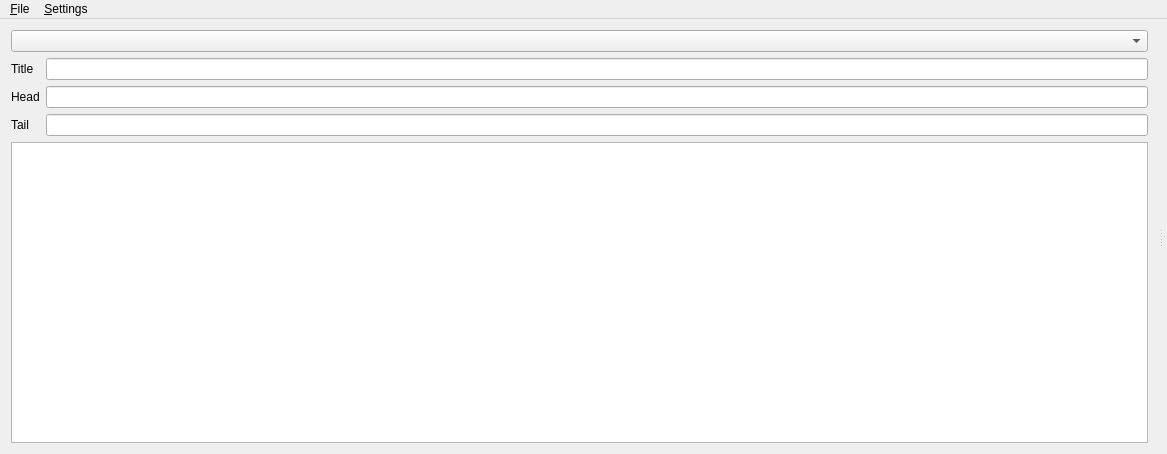
Jurchos/books-tools, file src/home/tool/flifaqer/MainWindow.ui: the form before one commit.
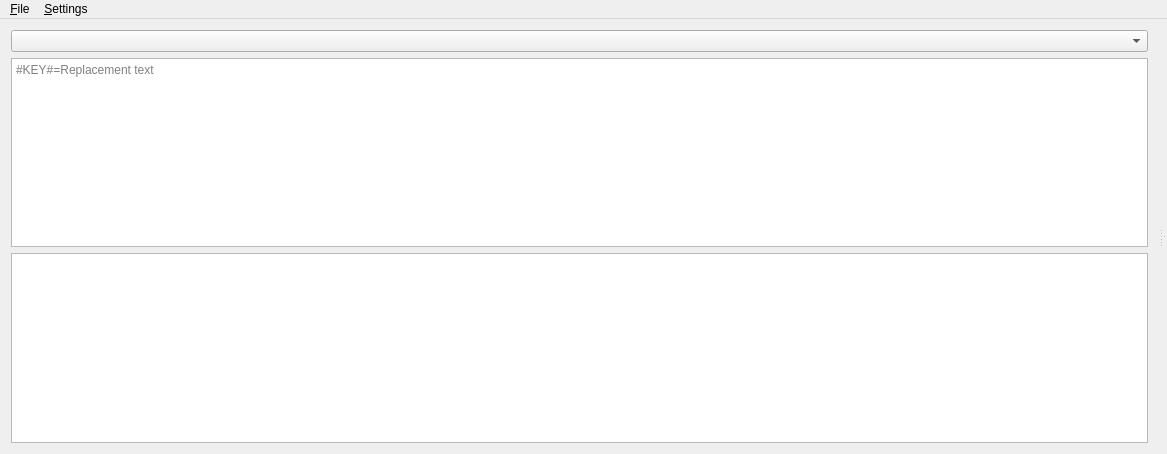
The form after the commit.

What changed in the file:
```diff
--- a/src/home/tool/flifaqer/MainWindow.ui
+++ b/src/home/tool/flifaqer/MainWindow.ui
@@ -29,44 +29,29 @@
       <property name="orientation">
        <enum>Qt::Orientation::Horizontal</enum>
       </property>
-      <widget class="QWidget" name="">
+      <widget class="QWidget" name="layoutWidget">
        <layout class="QVBoxLayout" name="_2">
         <item>
          <widget class="QComboBox" name="language"/>
         </item>
         <item>
-         <layout class="QFormLayout" name="formLayout">
-          <item row="0" column="0">
-           <widget class="QLabel" name="labelTitle">
-            <property name="text">
-             <string>Title</string>
-            </property>
-           </widget>
-          </item>
-          <item row="0" column="1">
-           <widget class="QLineEdit" name="title"/>
-          </item>
-          <item row="1" column="0">
-           <widget class="QLabel" name="labelHead">
-            <property name="text">
-             <string>Head</string>
-            </property>
-           </widget>
-          </item>
-          <item row="1" column="1">
-           <widget class="QLineEdit" name="head"/>
-          </item>
-          <item row="2" column="0">
-           <widget class="QLabel" name="labelTail">
-            <property name="text">
-             <string>Tail</string>
-            </property>
-           </widget>
-          </item>
-          <item row="2" column="1">
-           <widget class="QLineEdit" name="tail"/>
-          </item>
-         </layout>
+         <widget class="QPlainTextEdit" name="replacements">
+          <property name="visible">
+           <bool>false</bool>
+          </property>
+          <property name="sizePolicy">
+           <sizepolicy hsizetype="Expanding" vsizetype="Preferred">
+            <horstretch>0</horstretch>
+            <verstretch>0</verstretch>
+           </sizepolicy>
+          </property>
+          <property name="lineWrapMode">
+           <enum>QPlainTextEdit::LineWrapMode::NoWrap</enum>
+          </property>
+          <property name="placeholderText">
+           <string>#KEY#=Replacement text</string>
+          </property>
+         </widget>
         </item>
         <item>
          <widget class="QTreeView" name="navigatorView">
```
Left out of the diff: 48 changed lines with no effect on the pictures.
